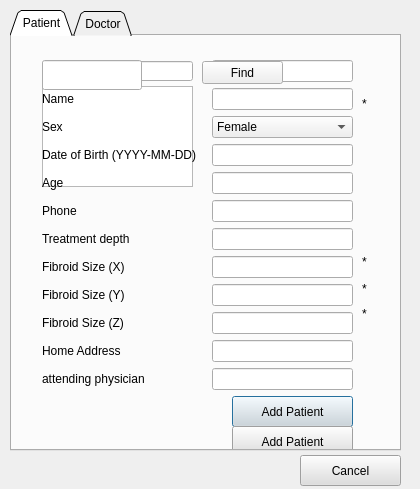
Above: MainFrame/HIFUMainFrameWithOperatorNavigation/adduser.ui from wangwenbo8888/SUA-EN before the change. Below: the same form after it.
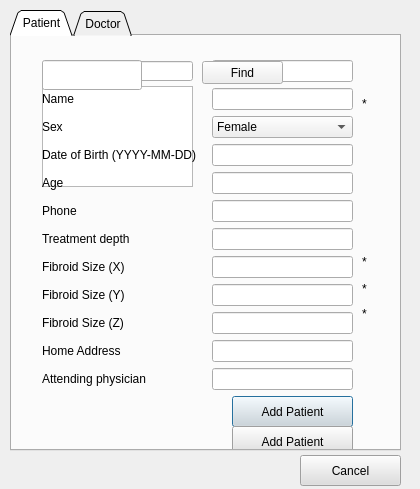
That is the form after the change.

Commit message: newmainwindow: change Treatment/Remaining Time to Used/Left Time, capitalize Case ID and Attending physician in adduser.ui, adjust layout spacing

```diff
--- a/MainFrame/HIFUMainFrameWithOperatorNavigation/adduser.ui
+++ b/MainFrame/HIFUMainFrameWithOperatorNavigation/adduser.ui
@@ -72,7 +72,7 @@
       <item row="0" column="0">
        <widget class="QLabel" name="Label">
         <property name="text">
-         <string>case ID</string>
+         <string>Case ID</string>
         </property>
        </widget>
       </item>
@@ -201,7 +201,7 @@
       <item row="11" column="0">
        <widget class="QLabel" name="Label_3">
         <property name="text">
-         <string>attending physician</string>
+         <string>Attending physician</string>
         </property>
        </widget>
       </item>
```
Lines whose indentation alone changed are shown as unchanged. The commit also changes 3 other files.
